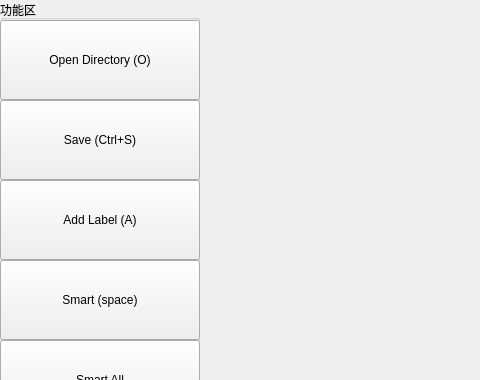
Above: mainwindow.ui from xinyang-go/LabelRoboMaster before the change; both pictures show x 0 to 480 and y 0 to 380 of the 1500 by 800 pixel window. Below: the same form after it.
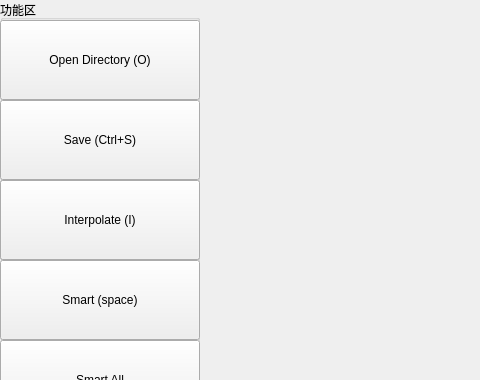
That is the form after the change. Icons and pictures are not drawn. Custom widgets are drawn as their Qt base class.

Commit message: 功能: 由两个box插值生成box

```diff
--- a/mainwindow.ui
+++ b/mainwindow.ui
@@ -116,6 +116,32 @@
       <string>A</string>
      </property>
     </widget>
+    <widget class="QPushButton" name="interpolateButton">
+     <property name="geometry">
+      <rect>
+       <x>0</x>
+       <y>180</y>
+       <width>200</width>
+       <height>80</height>
+      </rect>
+     </property>
+     <property name="text">
+      <string>Interpolate (I)</string>
+     </property>
+     <property name="icon">
+      <iconset resource="resource.qrc">
+       <normaloff>:/icon/resource/auto-fix.png</normaloff>:/icon/resource/auto-fix.png</iconset>
+     </property>
+     <property name="iconSize">
+      <size>
+       <width>32</width>
+       <height>32</height>
+      </size>
+     </property>
+     <property name="shortcut">
+      <string>I</string>
+     </property>
+    </widget>
     <widget class="QPushButton" name="smartPushButton">
      <property name="geometry">
       <rect>
```
The commit also changes 2 other files.
